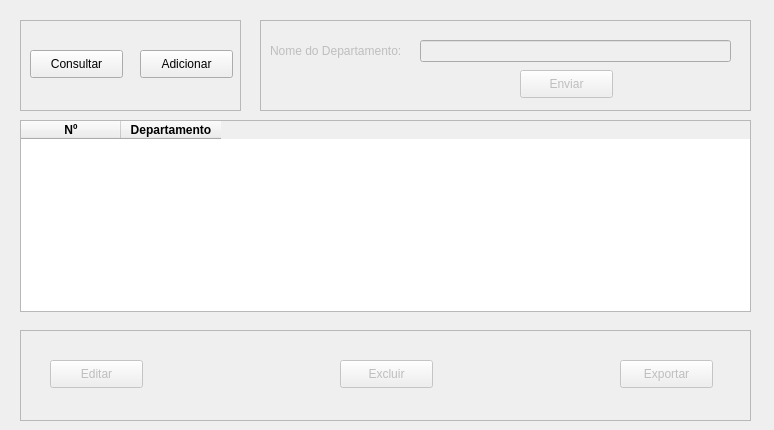
This is formularios/frmDepartamento.ui in AndreConforti/projeto-faculdade as Qt 5 draws it before an edit. The edited form follows.
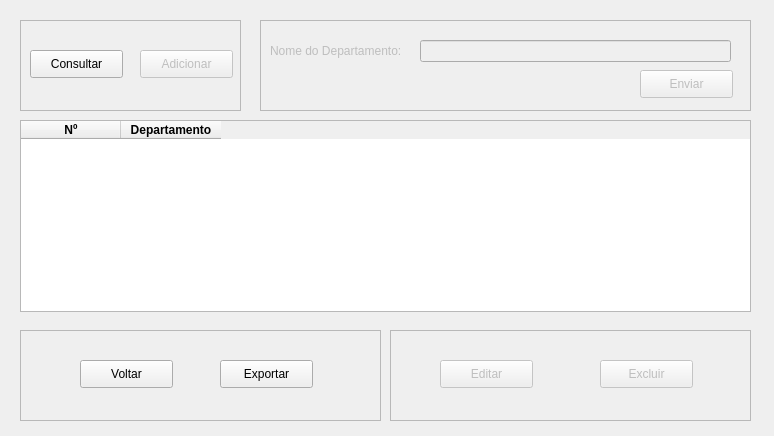
This is the edited form.

The edit to the form file:
```diff
--- a/formularios/frmDepartamento.ui
+++ b/formularios/frmDepartamento.ui
@@ -7,7 +7,7 @@
     <x>0</x>
     <y>0</y>
     <width>774</width>
-    <height>430</height>
+    <height>436</height>
    </rect>
   </property>
   <property name="windowTitle">
@@ -43,6 +43,9 @@
      </property>
     </widget>
     <widget class="QPushButton" name="btnAdicionar">
+     <property name="enabled">
+      <bool>false</bool>
+     </property>
      <property name="geometry">
       <rect>
        <x>120</x>
@@ -62,9 +65,9 @@
     </property>
     <property name="geometry">
      <rect>
-      <x>20</x>
+      <x>390</x>
       <y>330</y>
-      <width>731</width>
+      <width>361</width>
       <height>91</height>
      </rect>
     </property>
@@ -74,23 +77,10 @@
     <property name="frameShadow">
      <enum>QFrame::Raised</enum>
     </property>
-    <widget class="QPushButton" name="btnEditar">
-     <property name="geometry">
-      <rect>
-       <x>30</x>
-       <y>30</y>
-       <width>93</width>
-       <height>28</height>
-      </rect>
-     </property>
-     <property name="text">
-      <string>Editar</string>
-     </property>
-    </widget>
     <widget class="QPushButton" name="btnExcluir">
      <property name="geometry">
       <rect>
-       <x>320</x>
+       <x>210</x>
        <y>30</y>
        <width>93</width>
        <height>28</height>
@@ -100,17 +90,17 @@
       <string>Excluir</string>
      </property>
     </widget>
-    <widget class="QPushButton" name="btnExportar">
+    <widget class="QPushButton" name="btnEditar">
      <property name="geometry">
       <rect>
-       <x>600</x>
+       <x>50</x>
        <y>30</y>
        <width>93</width>
        <height>28</height>
       </rect>
      </property>
      <property name="text">
-      <string>Exportar</string>
+      <string>Editar</string>
      </property>
     </widget>
    </widget>
@@ -135,7 +125,7 @@
     <widget class="QPushButton" name="btnEnviar">
      <property name="geometry">
       <rect>
-       <x>260</x>
+       <x>380</x>
        <y>50</y>
        <width>93</width>
        <height>28</height>
@@ -168,6 +158,32 @@
       </rect>
      </property>
     </widget>
+    <widget class="QLabel" name="lblAviso">
+     <property name="geometry">
+      <rect>
+       <x>20</x>
+       <y>55</y>
+       <width>351</width>
+       <height>21</height>
+      </rect>
+     </property>
+     <property name="font">
+      <font>
+       <pointsize>9</pointsize>
+       <weight>75</weight>
+       <bold>true</bold>
+      </font>
+     </property>
+     <property name="styleSheet">
+      <string notr="true">color: rgb(255, 0, 0);</string>
+     </property>
+     <property name="text">
+      <string/>
+     </property>
+     <property name="alignment">
+      <set>Qt::AlignCenter</set>
+     </property>
+    </widget>
    </widget>
    <widget class="QTableWidget" name="tblConsultaDepartamento">
     <property name="geometry">
@@ -201,6 +217,56 @@
      </property>
     </column>
    </widget>
+   <widget class="QFrame" name="fraOpcoes_2">
+    <property name="enabled">
+     <bool>true</bool>
+    </property>
+    <property name="geometry">
+     <rect>
+      <x>20</x>
+      <y>330</y>
+      <width>361</width>
+      <height>91</height>
+     </rect>
+    </property>
+    <property name="frameShape">
+     <enum>QFrame::StyledPanel</enum>
+    </property>
+    <property name="frameShadow">
+     <enum>QFrame::Raised</enum>
+    </property>
+    <widget class="QPushButton" name="btnVoltar">
+     <property name="geometry">
+      <rect>
+       <x>60</x>
+       <y>30</y>
+       <width>93</width>
+       <height>28</height>
+      </rect>
+     </property>
+     <property name="text">
+      <string>Voltar</string>
+     </property>
+    </widget>
+    <widget class="QPushButton" name="btnExportar">
+     <property name="geometry">
+      <rect>
+       <x>200</x>
+       <y>30</y>
+       <width>93</width>
+       <height>28</height>
+      </rect>
+     </property>
+     <property name="text">
+      <string>Exportar</string>
+     </property>
+    </widget>
+   </widget>
+   <zorder>fraOpcoes_2</zorder>
+   <zorder>fraConsulta</zorder>
+   <zorder>fraOpcoes</zorder>
+   <zorder>fraAdiciona</zorder>
+   <zorder>tblConsultaDepartamento</zorder>
   </widget>
  </widget>
  <resources/>
```
